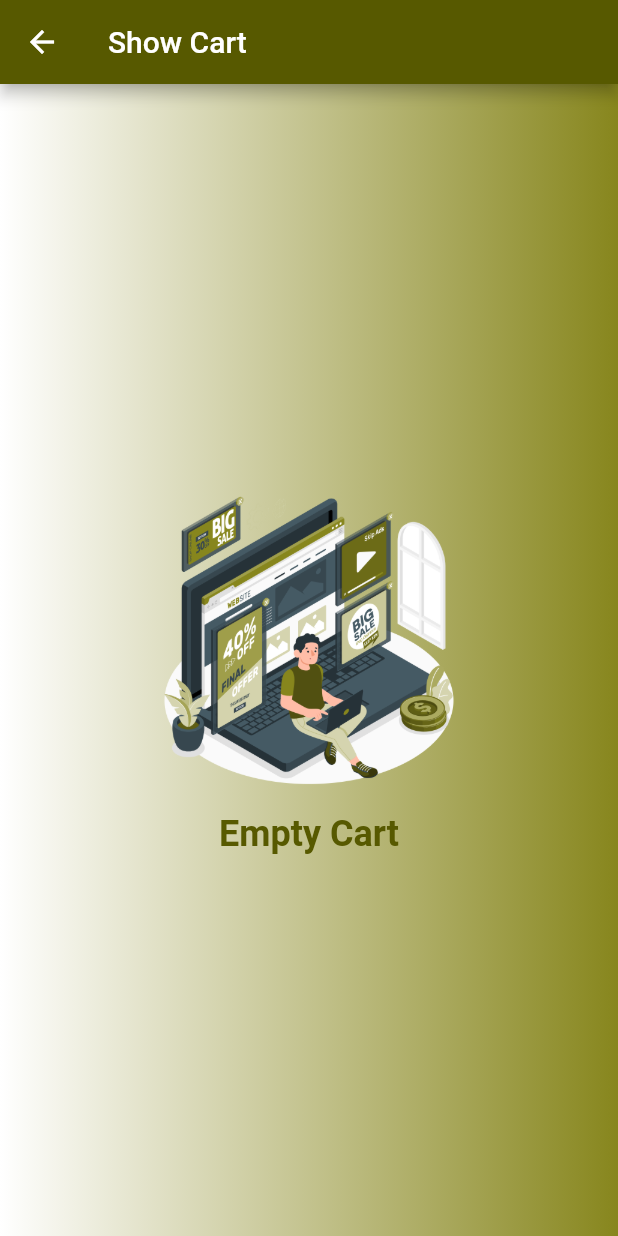
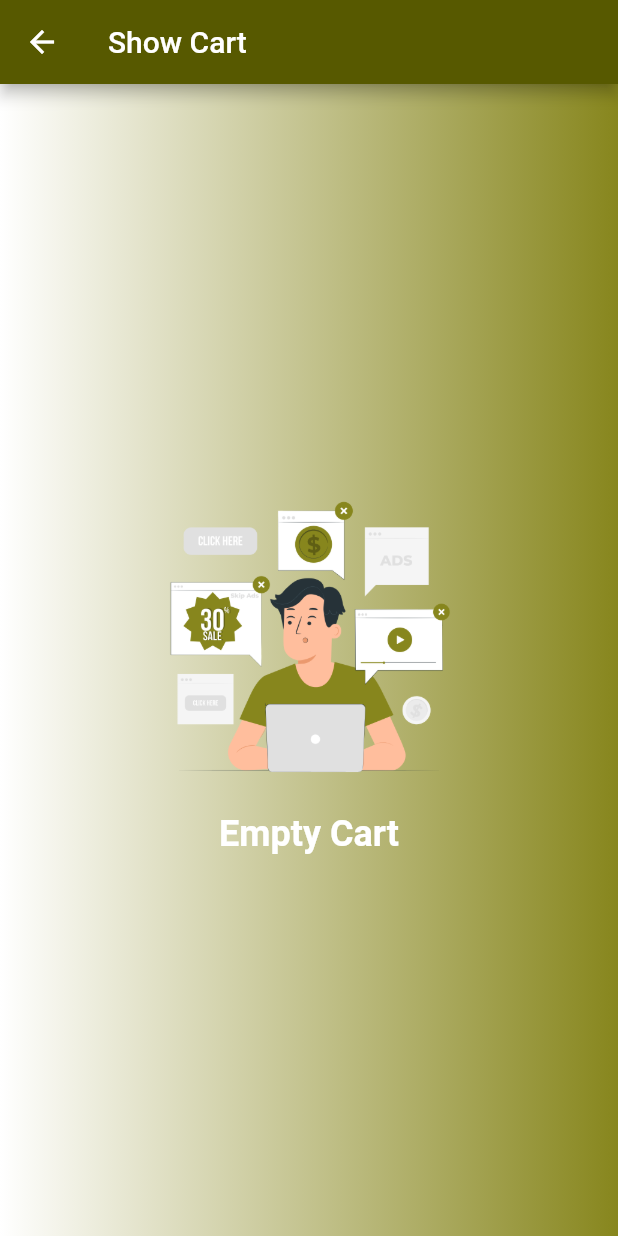
Before and after one commit to ai2nippan/NhongShoppingMall_1, a Flutter app: the ShowCart screen opened by its route, on a phone screen of 412 x 824 dp. Run offline on Flutter 3.47's test engine with Material 2 defaults, Android fonts, the phone set to English and light mode, and no system bars; our stand-ins replace cached_network_image, dio, flutter_svg, flutter_svg_provider, geolocator, google_maps_flutter and 4 more; missing offline and left inert: file_utils, omise_flutter; accounts and stored records are empty; network calls fail.

Commit message:
Update#21-Jan-2565 (2022)

```diff
--- a/lib/states/show_cart.dart
+++ b/lib/states/show_cart.dart
@@ -7,6 +7,7 @@ import 'package:nhongshoppingmall_1/models/user_model.dart';
 import 'package:nhongshoppingmall_1/utility/my_constant.dart';
 import 'package:nhongshoppingmall_1/utility/sqlite_helper.dart';
 import 'package:nhongshoppingmall_1/widgets/show_image.dart';
+import 'package:nhongshoppingmall_1/widgets/show_no_data.dart';
 import 'package:nhongshoppingmall_1/widgets/show_progress.dart';
 import 'package:nhongshoppingmall_1/widgets/show_title.dart';
 
@@ -79,23 +80,7 @@ class _ShowCartState extends State<ShowCart> {
       body: load
           ? ShowProgress()
           : sqliteModels.isEmpty
-              ? Container(decoration: MyConstant().gradientLinearBackground(),
-                child: Center(
-                    child: Column(
-                      mainAxisAlignment: MainAxisAlignment.center,
-                      children: [
-                        Container(
-                          margin: EdgeInsets.symmetric(vertical: 16),
-                          width: 200,
-                          child: ShowImage(path: MyConstant.image1),
-                        ),
-                        ShowTitle(
-                            title: 'Empty Cart',
-                            textStyle: MyConstant().h1Style()),
-                      ],
-                    ),
-                  ),
-              )
+              ? ShowNoData(title: 'Empty Cart', pathImage: MyConstant.image3,)
               : buildContent(),
     );
   }
--- a/lib/utility/my_constant.dart
+++ b/lib/utility/my_constant.dart
@@ -5,7 +5,7 @@ class MyConstant {
   static String appName = 'Shopping Mall';
   //static String domain = 'https://40f8a147d35c.ngrok.io';
   //static String domain = 'http://edd0-223-24-154-37.ngrok.io';
-  static String domain = 'http://192.168.1.111';
+  static String domain = 'http://192.168.43.88';
 
   static String urlPromptpay = 'https://promptpay.io/0891689969.png';
 
@@ -80,7 +80,7 @@ class MyConstant {
         gradient: RadialGradient(
           //center: Alignment.topCenter,
           center: Alignment(0, -0.5),
-          radius: 1.5,  //0.5 //default,
+          radius: 1.5, //0.5 //default,
           colors: [Colors.white, MyConstant.primary],
           //colors: [Colors.white, MyConstant.light,MyConstant.primary],
         ),
@@ -92,6 +92,18 @@ class MyConstant {
   TextStyle h1Style() => TextStyle(
         fontSize: 24,
         color: dark,
+        fontWeight: FontWeight.bold,
+      );
+
+  TextStyle h1WhiteStyle() => TextStyle(
+        fontSize: 24,
+        color: Colors.white,
+        fontWeight: FontWeight.bold,
+      );
+
+  TextStyle h1RedStyle() => TextStyle(
+        fontSize: 24,
+        color: Colors.red.shade900,
         fontWeight: FontWeight.bold,
       );
 
--- /dev/null
+++ b/lib/widgets/show_no_data.dart
@@ -0,0 +1,33 @@
+import 'package:flutter/material.dart';
+import 'package:nhongshoppingmall_1/utility/my_constant.dart';
+import 'package:nhongshoppingmall_1/widgets/show_image.dart';
+import 'package:nhongshoppingmall_1/widgets/show_title.dart';
+
+class ShowNoData extends StatelessWidget {
+  final String title;
+  final String pathImage;
+  const ShowNoData({
+    Key? key,
+    required this.title,
+    required this.pathImage,
+  }) : super(key: key);
+
+  @override
+  Widget build(BuildContext context) {
+    return Container(decoration: MyConstant().gradientLinearBackground(),
+      child: Center(
+        child: Column(
+          mainAxisAlignment: MainAxisAlignment.center,
+          children: [
+            Container(
+              margin: EdgeInsets.symmetric(vertical: 16),
+              width: 200,
+              child: ShowImage(path: pathImage),
+            ),
+            ShowTitle(title: title, textStyle: MyConstant().h1WhiteStyle()),
+          ],
+        ),
+      ),
+    );
+  }
+}
```
Also changed, not shown: lib/bodys/approve.dart (+31 -2 lines), lib/bodys/my_money_buyer.dart (+69 -5 lines), lib/bodys/wait.dart (+25 -2 lines), lib/bodys/wallet.dart (+32 -14 lines), lib/models/wallet_model.dart (added, +44 -0 lines), lib/widgets/show_list_wallet.dart (added, +60 -0 lines).
